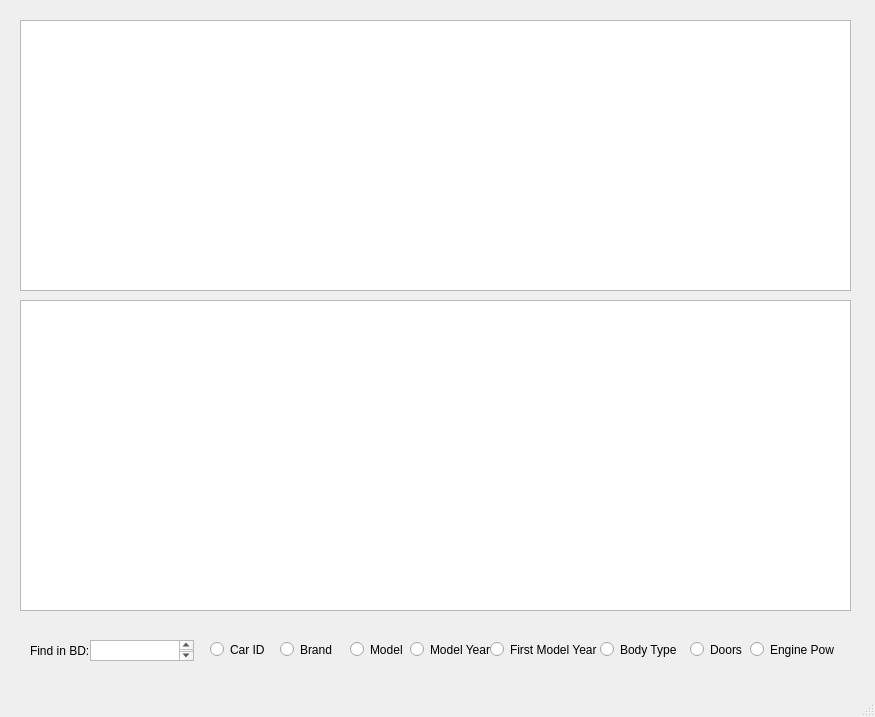
Qt form Cars_Database/mainwindow.ui (Apache163/Cars2.1) before a commit.
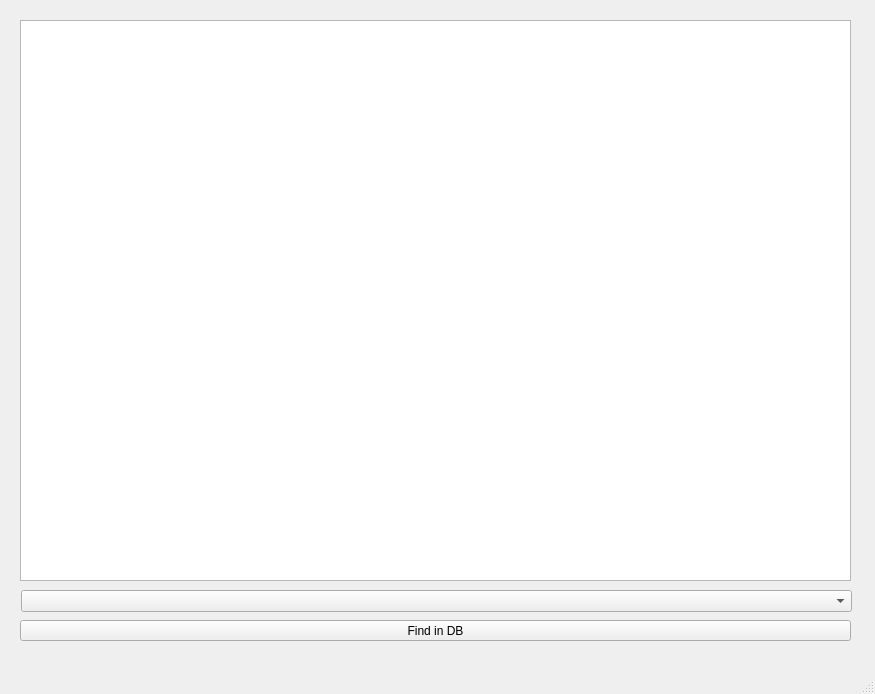
The same form after that commit.

Patch:
```diff
--- a/Cars_Database/mainwindow.ui
+++ b/Cars_Database/mainwindow.ui
@@ -7,7 +7,7 @@
     <x>0</x>
     <y>0</y>
     <width>875</width>
-    <height>717</height>
+    <height>694</height>
    </rect>
   </property>
   <property name="windowTitle">
@@ -20,144 +20,30 @@
       <x>20</x>
       <y>20</y>
       <width>831</width>
-      <height>271</height>
+      <height>561</height>
      </rect>
     </property>
    </widget>
-   <widget class="QTextEdit" name="textEdit">
-    <property name="geometry">
-     <rect>
-      <x>90</x>
-      <y>640</y>
-      <width>104</width>
-      <height>21</height>
-     </rect>
-    </property>
-   </widget>
-   <widget class="QLabel" name="label">
-    <property name="geometry">
-     <rect>
-      <x>30</x>
-      <y>640</y>
-      <width>61</width>
-      <height>21</height>
-     </rect>
-    </property>
-    <property name="text">
-     <string>Find in BD:</string>
-    </property>
-   </widget>
-   <widget class="QRadioButton" name="radioButton">
-    <property name="geometry">
-     <rect>
-      <x>280</x>
-      <y>640</y>
-      <width>84</width>
-      <height>19</height>
-     </rect>
-    </property>
-    <property name="text">
-     <string>Brand</string>
-    </property>
-   </widget>
-   <widget class="QRadioButton" name="radioButton_2">
-    <property name="geometry">
-     <rect>
-      <x>350</x>
-      <y>640</y>
-      <width>84</width>
-      <height>19</height>
-     </rect>
-    </property>
-    <property name="text">
-     <string>Model</string>
-    </property>
-   </widget>
-   <widget class="QRadioButton" name="radioButton_3">
-    <property name="geometry">
-     <rect>
-      <x>410</x>
-      <y>640</y>
-      <width>84</width>
-      <height>19</height>
-     </rect>
-    </property>
-    <property name="text">
-     <string>Model Year</string>
-    </property>
-   </widget>
-   <widget class="QRadioButton" name="radioButton_4">
-    <property name="geometry">
-     <rect>
-      <x>210</x>
-      <y>640</y>
-      <width>84</width>
-      <height>19</height>
-     </rect>
-    </property>
-    <property name="text">
-     <string>Car ID</string>
-    </property>
-   </widget>
-   <widget class="QRadioButton" name="radioButton_5">
-    <property name="geometry">
-     <rect>
-      <x>490</x>
-      <y>640</y>
-      <width>111</width>
-      <height>19</height>
-     </rect>
-    </property>
-    <property name="text">
-     <string>First Model Year</string>
-    </property>
-   </widget>
-   <widget class="QRadioButton" name="radioButton_6">
-    <property name="geometry">
-     <rect>
-      <x>600</x>
-      <y>640</y>
-      <width>84</width>
-      <height>19</height>
-     </rect>
-    </property>
-    <property name="text">
-     <string>Body Type</string>
-    </property>
-   </widget>
-   <widget class="QRadioButton" name="radioButton_7">
-    <property name="geometry">
-     <rect>
-      <x>690</x>
-      <y>640</y>
-      <width>84</width>
-      <height>19</height>
-     </rect>
-    </property>
-    <property name="text">
-     <string>Doors</string>
-    </property>
-   </widget>
-   <widget class="QRadioButton" name="radioButton_8">
-    <property name="geometry">
-     <rect>
-      <x>750</x>
-      <y>640</y>
-      <width>84</width>
-      <height>19</height>
-     </rect>
-    </property>
-    <property name="text">
-     <string>Engine Power</string>
-    </property>
-   </widget>
-   <widget class="QTableView" name="tableView_2">
+   <widget class="QPushButton" name="pushButton">
     <property name="geometry">
      <rect>
       <x>20</x>
-      <y>300</y>
+      <y>620</y>
       <width>831</width>
-      <height>311</height>
+      <height>21</height>
+     </rect>
+    </property>
+    <property name="text">
+     <string>Find in DB</string>
+    </property>
+   </widget>
+   <widget class="QComboBox" name="comboBox">
+    <property name="geometry">
+     <rect>
+      <x>21</x>
+      <y>590</y>
+      <width>831</width>
+      <height>22</height>
      </rect>
     </property>
    </widget>
```
